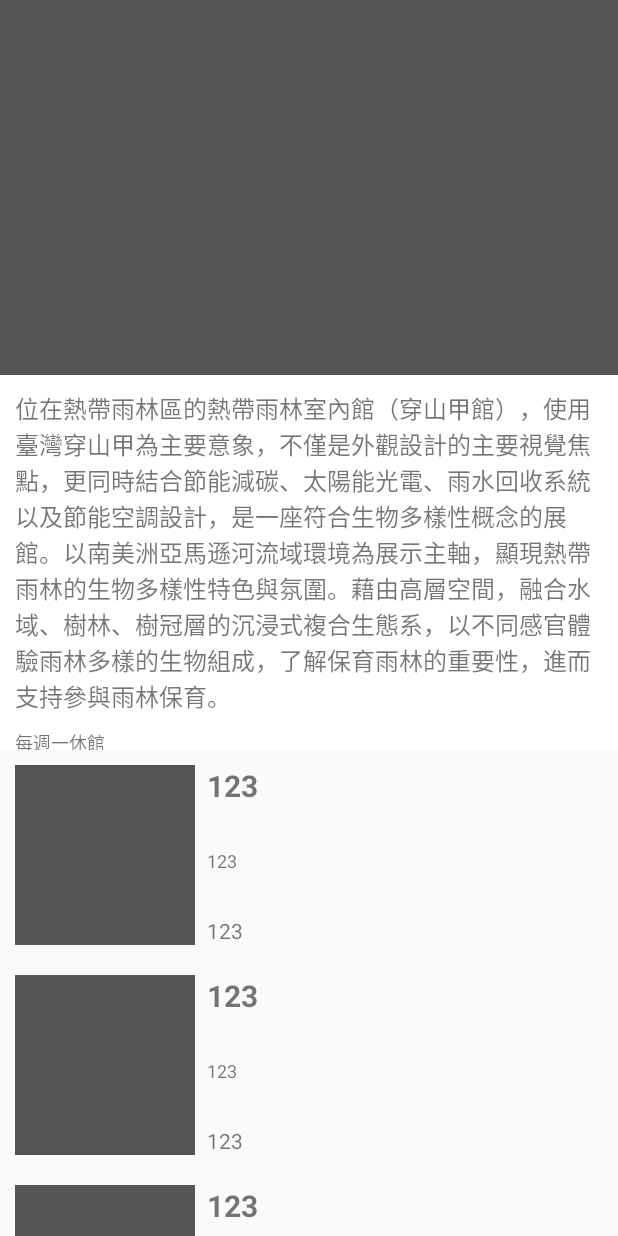
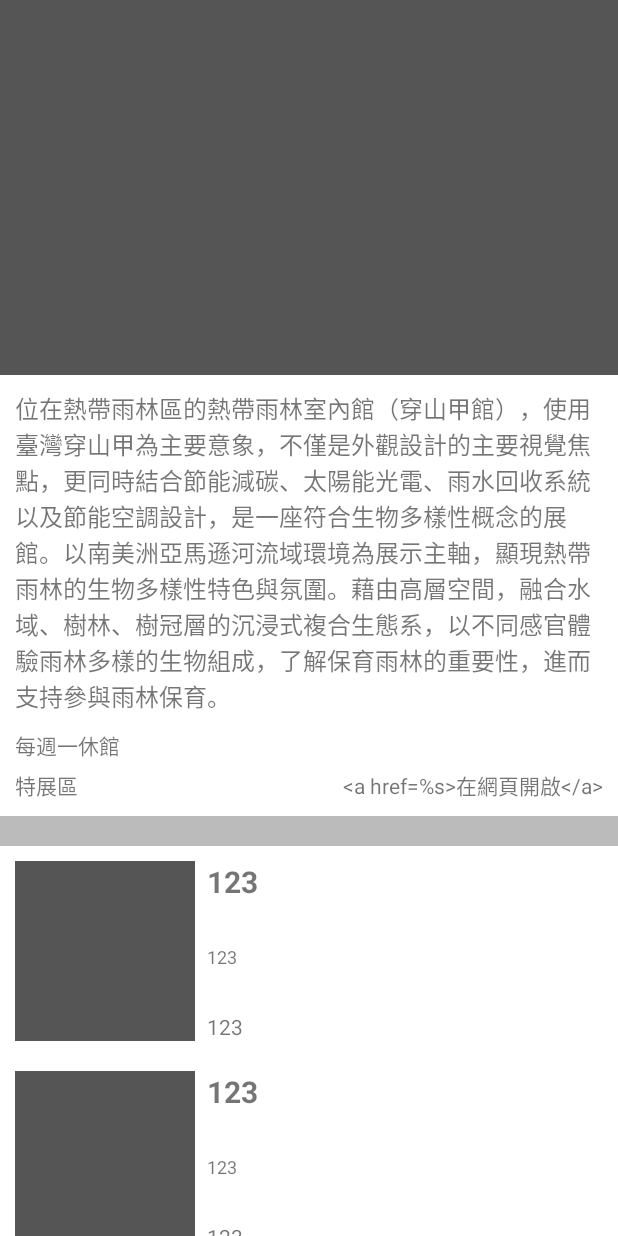
Before and after one commit to grayscaler/Zoo, an Android app: the layout area_frag.xml on its own in the app's theme, with its tools: preview values and no code run, on a phone screen of 412 x 824 dp. Run offline under Robolectric (Android 15) with nearby library versions, the phone set to English and light mode, and no system bars; network calls fail.

Commit message:
adjust area page layout

```diff
--- a/app/src/main/res/layout/area_frag.xml
+++ b/app/src/main/res/layout/area_frag.xml
@@ -15,7 +15,7 @@
 
         <com.google.android.material.appbar.CollapsingToolbarLayout
             android:layout_width="match_parent"
-            android:layout_height="500dp"
+            android:layout_height="wrap_content"
             app:layout_scrollFlags="scroll">
 
             <RelativeLayout
@@ -39,10 +39,12 @@
                     tools:text="位在熱帶雨林區的熱帶雨林室內館（穿山甲館），使用臺灣穿山甲為主要意象，不僅是外觀設計的主要視覺焦點，更同時結合節能減碳、太陽能光電、雨水回收系統以及節能空調設計，是一座符合生物多樣性概念的展館。以南美洲亞馬遜河流域環境為展示主軸，顯現熱帶雨林的生物多樣性特色與氛圍。藉由高層空間，融合水域、樹林、樹冠層的沉浸式複合生態系，以不同感官體驗雨林多樣的生物組成，了解保育雨林的重要性，進而支持參與雨林保育。" />
 
                 <RelativeLayout
+                    android:id="@+id/extra_info"
                     android:layout_width="match_parent"
                     android:layout_height="wrap_content"
                     android:layout_below="@id/info"
                     android:paddingStart="10dp"
+                    android:paddingBottom="10dp"
                     android:paddingEnd="10dp">
 
                     <TextView
@@ -72,11 +74,17 @@
                         android:layout_alignParentRight="true"
                         android:layout_marginTop="5dp"
                         android:autoLink="web"
-                        android:text="在網頁開啟"
                         android:textSize="14sp"
-                        app:autoSizeTextType="uniform" />
+                        app:autoSizeTextType="uniform"
+                        tools:text="@string/area_link" />
 
                 </RelativeLayout>
+
+                <View
+                    android:layout_width="match_parent"
+                    android:layout_height="20dp"
+                    android:layout_below="@+id/extra_info"
+                    android:background="#bbbbbb" />
 
             </RelativeLayout>
 
@@ -88,6 +96,8 @@
         android:id="@+id/recycler_view"
         android:layout_width="match_parent"
         android:layout_height="match_parent"
+        android:background="#ffffff"
+        android:clipToPadding="true"
         app:layout_behavior="@string/appbar_scrolling_view_behavior"
         tools:listitem="@layout/area_item" />
 
```
